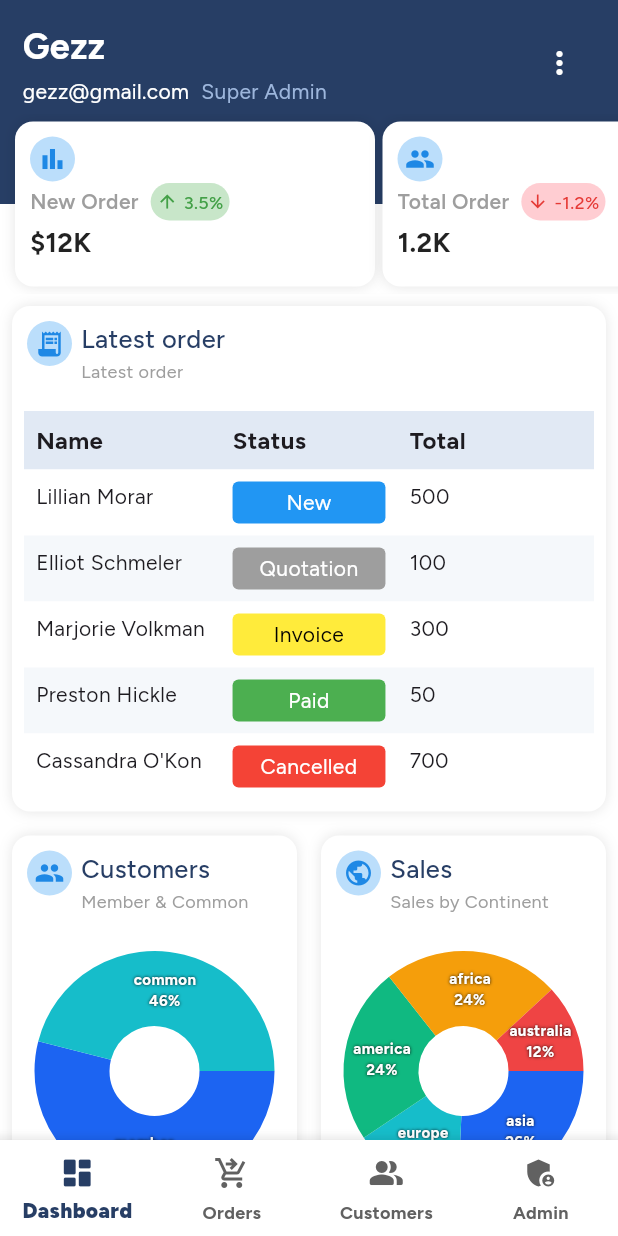
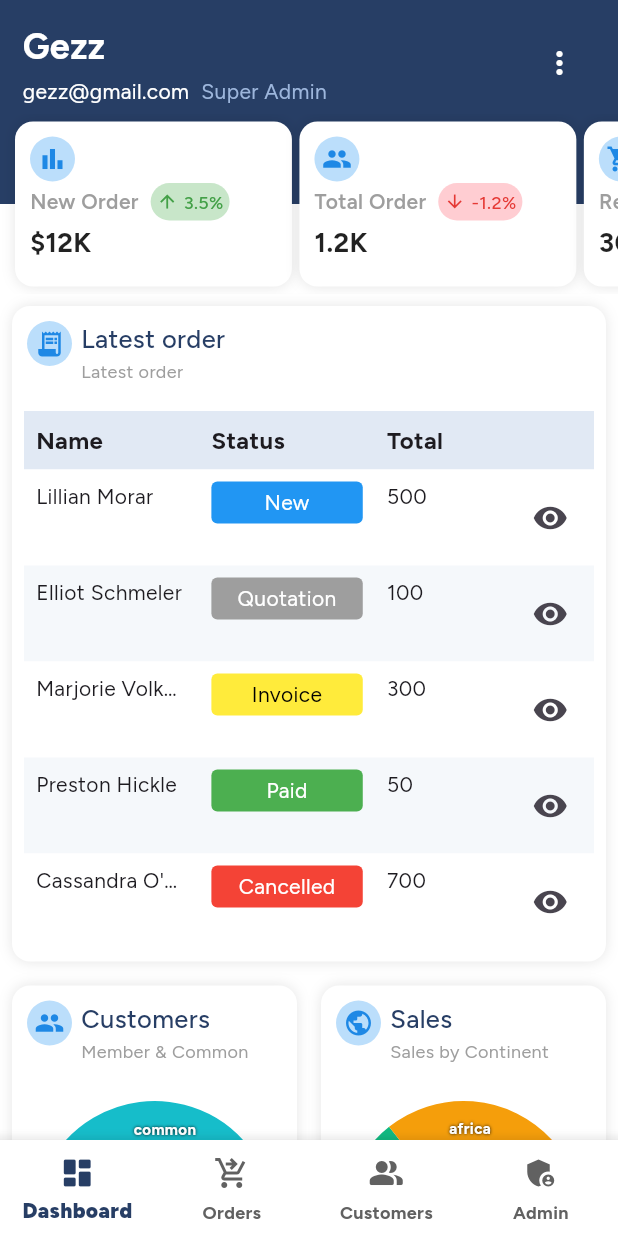
Before and after one commit to yogeswara97/order-management-mobile, a Flutter app: the screen it shows after launch, on a phone screen of 412 x 824 dp. Run offline on Flutter 3.47's test engine with Material 3 defaults, Android fonts, the light colour scheme and no system bars; drawn by our look-alikes of fl_chart; our stand-ins replace faker, google_fonts, syncfusion_flutter_datepicker.

Commit message:
add new order data

```diff
--- a/lib/data/customerData.dart
+++ b/lib/data/customerData.dart
@@ -11,7 +11,7 @@ final List<Map<String, String>> tableData = List.generate(100, (index) {
 
   return {
     'name': name,
-    'status': statuses[index % 2], // Fixed: Use modulo 2 for 2 statuses
-    'email': email, // Name-based email instead of faker.internet.email()
+    'status': statuses[index % 2],
+    'email': email,
   };
 });
--- a/lib/data/dashboardData.dart
+++ b/lib/data/dashboardData.dart
@@ -1,4 +1,6 @@
 // lib/utils/data.dart
+
+import 'package:flutter/material.dart';
 
 final List<Map<String, dynamic>> sampleData = [
   {"label": "Jan", "value": 5000000},
@@ -155,3 +157,34 @@ final List<Map<String, String>> tableData = [
     'total': '700',
   },
 ];
+
+final metricsData = [
+  {
+    'icon': Icons.bar_chart,
+    'title': 'New Order',
+    'value': '\$12K',
+    'percentage': 3.5,
+    'status': 'up',
+  },
+  {
+    'icon': Icons.people,
+    'title': 'Total Order',
+    'value': '1.2K',
+    'percentage': -1.2,
+    'status': 'down',
+  },
+  {
+    'icon': Icons.shopping_cart,
+    'title': 'Revenue Year',
+    'value': '300',
+    'percentage': 0,
+    'status': 'flat',
+  },
+  {
+    'icon': Icons.star,
+    'title': 'Total Customers',
+    'value': '4.8',
+    // 'percentage': 1.1,
+    // 'status': 'up',
+  },
+];
--- a/lib/screens/dashboard.dart
+++ b/lib/screens/dashboard.dart
@@ -4,7 +4,7 @@ import 'package:bali_baci_order/widgets/chart/bar_chart.dart';
 import 'package:bali_baci_order/widgets/chart/bar_chart_tabs.dart';
 import 'package:bali_baci_order/widgets/chart/pie_chart.dart';
 import 'package:bali_baci_order/widgets/chart/left_bar_chart.dart';
-import 'package:bali_baci_order/widgets/metrics/metrics.dart';
+import 'package:bali_baci_order/widgets/metrics/metrics_grid.dart';
 import 'package:bali_baci_order/widgets/navtop.dart';
 import 'package:bali_baci_order/widgets/refresh_indicator.dart';
 import 'package:bali_baci_order/widgets/table/table_widget.dart';
@@ -12,8 +12,7 @@ import 'package:flutter/material.dart';
 import 'package:bali_baci_order/data/dashboardData.dart';
 
 class Dashboard extends StatelessWidget {
-  const Dashboard({super.key});
-
+  Dashboard({super.key});
   @override
   Widget build(BuildContext context) {
     return Scaffold(
@@ -38,7 +37,9 @@ class Dashboard extends StatelessWidget {
             ListView(
               children: [
                 Navtop(),
-                Metrics(),
+                MetricsGrid(
+                  metricsData: metricsData,
+                ),
                 CardWidget(
                   cardHeader: CardHeader(
                     title: "Latest order",
--- a/lib/widgets/metrics/metric_card.dart
+++ b/lib/widgets/metrics/metric_card.dart
@@ -1,3 +1,4 @@
+import 'package:bali_baci_order/widgets/card_widget.dart';
 import 'package:flutter/material.dart';
 
 class MetricCard extends StatelessWidget {
@@ -38,35 +39,39 @@ class MetricCard extends StatelessWidget {
         textColor = Colors.grey[600];
         statusIcon = Icons.compare_arrows;
         break;
+      default:
+        // Optional: kasih nilai default buat safety
+        bgColor = Colors.grey[100];
+        textColor = Colors.grey[500];
+        statusIcon = Icons.help_outline;
+        break;
     }
 
-    return Container(
-      padding: const EdgeInsets.all(16),
-      margin: const EdgeInsets.symmetric(vertical: 8),
-      decoration: BoxDecoration(
-        color: Colors.white,
-        borderRadius: BorderRadius.circular(18),
-        border: Border.all(color: Colors.grey.shade300),
-      ),
+    return CardWidget(
+      margin: EdgeInsets.symmetric(vertical: 5),
+      padding: EdgeInsets.all(10),
       child: Column(
         crossAxisAlignment: CrossAxisAlignment.start,
         children: [
           Container(
-            height: 48,
-            width: 48,
+            height: 30,
+            width: 30,
             decoration: BoxDecoration(
               color: Colors.blue[100],
               borderRadius: BorderRadius.circular(24),
             ),
-            child: Icon(icon, color: Colors.blue[600], size: 24),
+            child: Icon(icon, color: Colors.blue[600], size: 20),
           ),
-          const SizedBox(height: 16),
+          const SizedBox(height: 1),
+          Column(
+            crossAxisAlignment: CrossAxisAlignment.start,
+            children: [
               Row(
                 children: [
                   Text(
                     title,
                     style: const TextStyle(
-                  fontSize: 16,
+                      fontSize: 14,
                       fontWeight: FontWeight.w600,
                       color: Colors.grey,
                     ),
@@ -74,7 +79,8 @@ class MetricCard extends StatelessWidget {
                   const SizedBox(width: 8),
                   if (percentage != null && percentageStatus != null)
                     Container(
-                  padding: const EdgeInsets.symmetric(horizontal: 8, vertical: 4),
+                      padding: const EdgeInsets.symmetric(
+                          horizontal: 4, vertical: 4),
                       decoration: BoxDecoration(
                         color: bgColor,
                         borderRadius: BorderRadius.circular(20),
@@ -85,17 +91,25 @@ class MetricCard extends StatelessWidget {
                           const SizedBox(width: 4),
                           Text(
                             '${percentage!.toStringAsFixed(1)}%',
-                        style: TextStyle(fontSize: 12, fontWeight: FontWeight.w500, color: textColor),
+                            style: TextStyle(
+                                fontSize: 12,
+                                fontWeight: FontWeight.w500,
+                                color: textColor),
                           ),
                         ],
                       ),
                     ),
                 ],
               ),
-          const SizedBox(height: 6),
+              const SizedBox(height: 2),
               Text(
                 value,
-            style: const TextStyle(fontSize: 18, fontWeight: FontWeight.bold, color: Colors.black87),
+                style: const TextStyle(
+                    fontSize: 18,
+                    fontWeight: FontWeight.bold,
+                    color: Colors.black87),
+              ),
+            ],
           ),
         ],
       ),
--- a/lib/widgets/metrics/metrics.dart
+++ /dev/null
@@ -1,184 +0,0 @@
-import 'package:bali_baci_order/utils/color_utils.dart';
-import 'package:bali_baci_order/widgets/card_widget.dart';
-import 'package:flutter/material.dart';
-
-class MetricCard extends StatelessWidget {
-  final IconData icon;
-  final String title;
-  final String value;
-  final double? percentage;
-  final String? percentageStatus; // 'up', 'down', 'flat'
-
-  const MetricCard({
-    super.key,
-    required this.icon,
-    required this.title,
-    required this.value,
-    this.percentage,
-    this.percentageStatus,
-  });
-
-  @override
-  Widget build(BuildContext context) {
-    Color? bgColor;
-    Color? textColor;
-    IconData? statusIcon;
-
-    switch (percentageStatus) {
-      case 'up':
-        bgColor = Colors.green[100];
-        textColor = Colors.green[600];
-        statusIcon = Icons.arrow_upward;
-        break;
-      case 'down':
-        bgColor = Colors.red[100];
-        textColor = Colors.red[600];
-        statusIcon = Icons.arrow_downward;
-        break;
-      case 'flat':
-        bgColor = Colors.grey[200];
-        textColor = Colors.grey[600];
-        statusIcon = Icons.compare_arrows;
-        break;
-    }
-
-    return CardWidget(
-      margin: EdgeInsets.symmetric(vertical: 5),
-      padding: EdgeInsets.all(10),
-      child: Column(
-        crossAxisAlignment: CrossAxisAlignment.start,
-        children: [
-          Container(
-            height: 30,
-            width: 30,
-            decoration: BoxDecoration(
-              color: Colors.blue[100],
-              borderRadius: BorderRadius.circular(24),
-            ),
-            child: Icon(icon, color: Colors.blue[600], size: 20),
-          ),
-          const SizedBox(height: 1),
-          Column(
-            crossAxisAlignment: CrossAxisAlignment.start,
-            children: [
-              Row(
-                children: [
-                  Text(
-                    title,
-                    style: const TextStyle(
-                      fontSize: 14,
-                      fontWeight: FontWeight.w600,
-                      color: Colors.grey,
-                    ),
-                  ),
-                  const SizedBox(width: 8),
-                  if (percentage != null && percentageStatus != null)
-                    Container(
-                      padding: const EdgeInsets.symmetric(
-                          horizontal: 4, vertical: 4),
-                      decoration: BoxDecoration(
-                        color: bgColor,
-                        borderRadius: BorderRadius.circular(20),
-                      ),
-                      child: Row(
-                        children: [
-                          Icon(statusIcon, size: 14, color: textColor),
-                          const SizedBox(width: 4),
-                          Text(
-                            '${percentage!.toStringAsFixed(1)}%',
-                            style: TextStyle(
-                                fontSize: 12,
-                                fontWeight: FontWeight.w500,
-                                color: textColor),
-                          ),
-                        ],
-                      ),
-                    ),
-                ],
-              ),
-              const SizedBox(height: 2),
-              Text(
-                value,
-                style: const TextStyle(
-                    fontSize: 18,
-                    fontWeight: FontWeight.bold,
-                    color: Colors.black87),
-              ),
-            ],
-          ),
-        ],
-      ),
-    );
-  }
-}
-
-class Metrics extends StatelessWidget {
-  const Metrics({super.key});
-
-  @override
-  Widget build(BuildContext context) {
-    final metricsData = [
-      {
-        'icon': Icons.bar_chart,
-        'title': 'New Order',
-        'value': '\$12K',
-        'percentage': 3.5,
-        'status': 'up',
-      },
-      {
-        'icon': Icons.people,
-        'title': 'Total Order',
-        'value': '1.2K',
-        'percentage': -1.2,
-        'status': 'down',
-      },
-      {
-        'icon': Icons.shopping_cart,
-        'title': 'Revenue Year',
-        'value': '300',
-        'percentage': 0,
-        'status': 'flat',
-      },
-      {
-        'icon': Icons.star,
-        'title': 'Total Customers',
-        'value': '4.8',
-        'percentage': 1.1,
-        'status': 'up',
-      },
-    ];
-
-    return Stack(
-      children: [
-        Column(
-          children: [
-            Container(height: 60, color: AppColors.darkGrey),
-            Container(height: 60),
-          ],
-        ),
-        Positioned.fill(
-          child: GridView.builder(
-            scrollDirection: Axis.horizontal,
-            itemCount: metricsData.length,
-            padding: const EdgeInsets.symmetric(horizontal: 10),
-            gridDelegate: const SliverGridDelegateWithFixedCrossAxisCount(
-              crossAxisCount: 1,
-              mainAxisSpacing: 5,
-              childAspectRatio: 0.50,
-            ),
-            itemBuilder: (context, index) {
-              final data = metricsData[index];
-              return MetricCard(
-                icon: data['icon'] as IconData,
-                title: data['title'] as String,
-                value: data['value'] as String,
-                percentage: (data['percentage'] as num).toDouble(),
-                percentageStatus: data['status'] as String,
-              );
-            },
-          ),
-        ),
-      ],
-    );
-  }
-}
--- /dev/null
+++ b/lib/widgets/metrics/metrics_grid.dart
@@ -0,0 +1,49 @@
+import 'package:bali_baci_order/utils/color_utils.dart';
+import 'package:bali_baci_order/widgets/card_widget.dart';
+import 'package:bali_baci_order/widgets/metrics/metric_card.dart';
+import 'package:flutter/material.dart';
+
+class MetricsGrid extends StatelessWidget {
+  final List<Map<String, dynamic>> metricsData;
+  const MetricsGrid({super.key, required this.metricsData});
+
+  @override
+  Widget build(BuildContext context) {
+
+
+    return Stack(
+      children: [
+        Column(
+          children: [
+            Container(height: 60, color: AppColors.darkGrey),
+            Container(height: 60),
+          ],
+        ),
+        Positioned.fill(
+          child: GridView.builder(
+            scrollDirection: Axis.horizontal,
+            itemCount: metricsData.length,
+            padding: const EdgeInsets.symmetric(horizontal: 10),
+            gridDelegate: const SliverGridDelegateWithFixedCrossAxisCount(
+              crossAxisCount: 1,
+              mainAxisSpacing: 5,
+              childAspectRatio: 0.65,
+            ),
+            itemBuilder: (context, index) {
+              final data = metricsData[index];
+              return MetricCard(
+                icon: data['icon'] as IconData,
+                title: data['title'] as String,
+                value: data['value'] as String,
+                percentage: data['percentage'] != null
+                    ? (data['percentage'] as num).toDouble()
+                    : null,
+                percentageStatus: data['status'] as String?,
+              );
+            },
+          ),
+        ),
+      ],
+    );
+  }
+}
--- a/lib/widgets/over_flow_menu_button.dart
+++ b/lib/widgets/over_flow_menu_button.dart
@@ -1,3 +1,4 @@
+import 'package:bali_baci_order/screens/login.dart';
 import 'package:bali_baci_order/utils/color_utils.dart';
 import 'package:flutter/material.dart';
 
@@ -15,7 +16,10 @@ class OverflowMenuButton extends StatelessWidget {
         // Handle pilihan menu
         switch (result) {
           case 'logout':
-            print('Logout diklik');
+            Navigator.pushReplacement(
+              context,
+              MaterialPageRoute(builder: (context) => const LoginPage()),
+            );
             break;
         }
       },
--- a/lib/widgets/table/table_widget.dart
+++ b/lib/widgets/table/table_widget.dart
@@ -5,7 +5,7 @@ class TableWidget extends StatelessWidget {
   final List<String> titleData;
   final List<Map<String, String>> tableData;
 
-  TableWidget({super.key, required this.titleData, required this.tableData});
+  const TableWidget({super.key, required this.titleData, required this.tableData});
 
   Map<String, Map<String, Color>> getStatusColors() {
     return {
@@ -45,8 +45,9 @@ class TableWidget extends StatelessWidget {
           child: Table(
             columnWidths: const {
               0: FlexColumnWidth(2),
-              1: FlexColumnWidth(1.8),
-              2: FlexColumnWidth(2),
+              1: FlexColumnWidth(2),
+              2: FlexColumnWidth(1.5),
+              3: FlexColumnWidth(1), // Column for Action Button
             },
             children: [
               // Header Row
@@ -64,7 +65,19 @@ class TableWidget extends StatelessWidget {
                             ),
                           ),
                         ))
-                    .toList(),
+                    .toList()
+                    ..add(
+                      Padding(
+                        padding: const EdgeInsets.all(8.0),
+                        child: Text(
+                          '',
+                          style: const TextStyle(
+                            fontWeight: FontWeight.bold,
+                            fontSize: 16,
+                          ),
+                        ),
+                      ),
+                    ),
               ),
               // Data Rows
               ...tableData.asMap().entries.map((entry) {
@@ -77,11 +90,10 @@ class TableWidget extends StatelessWidget {
                         .withOpacity(0.1); // atau pakai warna lain
 
                 final status = row['status']!;
-                final statusStyle = statusColors[status] ??
-                    {
-                      'background': Colors.transparent,
-                      'text': Colors.black,
-                    };
+                final statusStyle = statusColors[status] ?? {
+                  'background': Colors.transparent,
+                  'text': Colors.black,
+                };
 
                 return TableRow(
                   decoration: BoxDecoration(color: rowColor),
@@ -119,6 +131,16 @@ class TableWidget extends StatelessWidget {
                       child: Text(row['total']!,
                           style: const TextStyle(fontSize: 14)),
                     ),
+                    // Action Button Column
+                    Padding(
+                      padding: const EdgeInsets.all(8.0),
+                      child: IconButton(
+                        icon: Icon(Icons.remove_red_eye_rounded),
+                        onPressed: () {
+                          print('More options for ${row['name']}');
+                        },
+                      ),
+                    ),
                   ],
                 );
               }).toList(),
```
Also changed, not shown: lib/data/orderData.dart (+36 -1 lines), lib/screens/login.dart (added, +104 -0 lines), lib/screens/order.dart (+3 -4 lines), lib/widgets/input_field.dart (added, +46 -0 lines), lib/screens/orderDetail.dart (added). Lines whose indentation alone changed are shown as unchanged.
